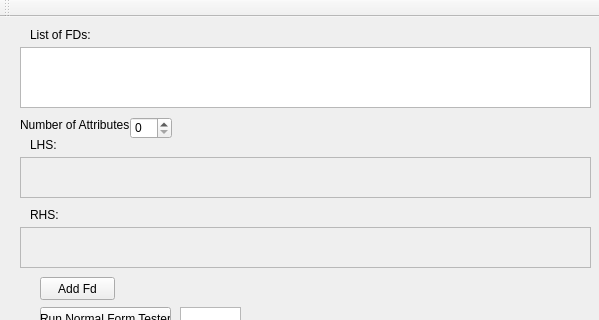
Old version of the form CaseTool/casetool.ui in the repository jellingwei/cs4221-Database-Case-Tool; both pictures show x 0 to 599 and y 0 to 320 of the 599 by 656 pixel window.
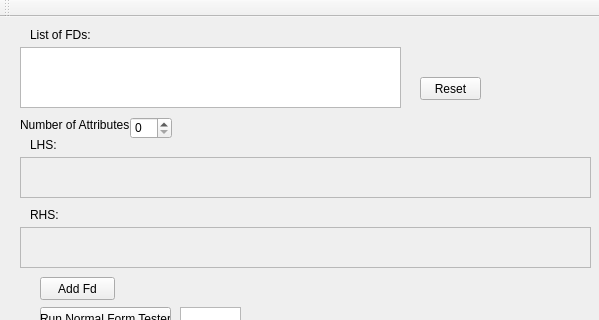
New version of the form.

Commit message: Add in reset button in UI

```diff
--- a/CaseTool/casetool.ui
+++ b/CaseTool/casetool.ui
@@ -107,7 +107,7 @@
      <rect>
       <x>20</x>
       <y>30</y>
-      <width>571</width>
+      <width>381</width>
       <height>61</height>
      </rect>
     </property>
@@ -220,6 +220,19 @@
      </rect>
     </property>
    </widget>
+   <widget class="QPushButton" name="resetButton">
+    <property name="geometry">
+     <rect>
+      <x>420</x>
+      <y>60</y>
+      <width>61</width>
+      <height>23</height>
+     </rect>
+    </property>
+    <property name="text">
+     <string>Reset</string>
+    </property>
+   </widget>
   </widget>
   <widget class="QMenuBar" name="menuBar">
    <property name="geometry">
```
Left out of the diff: 34 changed lines with no effect on the pictures. The commit also changes 2 other files.
